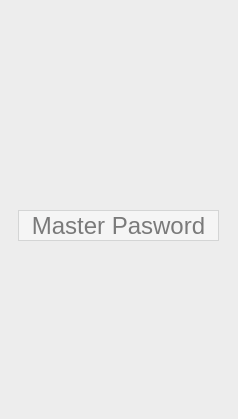
Above: forms/mainwindow.ui from jwdeitch/simplesafe before the change. Below: the same form after it.
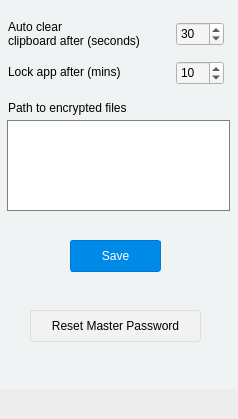
That is the form after the change. Icons and pictures are not drawn.

Diff of the .ui file:
```diff
--- a/forms/mainwindow.ui
+++ b/forms/mainwindow.ui
@@ -670,6 +670,7 @@
    <zorder>generatePasswordPanel</zorder>
    <zorder>generatePasswordPanel</zorder>
    <zorder>logoLabel</zorder>
+   <zorder>settingsFrame</zorder>
   </widget>
   <widget class="QFrame" name="settingsFrame">
    <property name="geometry">
@@ -696,7 +697,7 @@
     <property name="geometry">
      <rect>
       <x>176</x>
-      <y>60</y>
+      <y>22</y>
       <width>48</width>
       <height>24</height>
      </rect>
@@ -712,7 +713,7 @@
     <property name="geometry">
      <rect>
       <x>176</x>
-      <y>100</y>
+      <y>61</y>
       <width>48</width>
       <height>24</height>
      </rect>
@@ -727,8 +728,8 @@
    <widget class="QLabel" name="label_3">
     <property name="geometry">
      <rect>
-      <x>10</x>
-      <y>50</y>
+      <x>8</x>
+      <y>14</y>
       <width>161</width>
       <height>41</height>
      </rect>
@@ -743,8 +744,8 @@
    <widget class="QLabel" name="label_4">
     <property name="geometry">
      <rect>
-      <x>10</x>
-      <y>105</y>
+      <x>8</x>
+      <y>64</y>
       <width>131</width>
       <height>16</height>
      </rect>
@@ -759,10 +760,10 @@
    <widget class="QPlainTextEdit" name="encFilePath">
     <property name="geometry">
      <rect>
-      <x>10</x>
-      <y>180</y>
-      <width>221</width>
-      <height>121</height>
+      <x>7</x>
+      <y>120</y>
+      <width>223</width>
+      <height>91</height>
      </rect>
     </property>
     <property name="styleSheet">
@@ -775,8 +776,8 @@
    <widget class="QLabel" name="label_5">
     <property name="geometry">
      <rect>
-      <x>10</x>
-      <y>160</y>
+      <x>8</x>
+      <y>100</y>
       <width>151</width>
       <height>16</height>
      </rect>
@@ -792,7 +793,7 @@
     <property name="geometry">
      <rect>
       <x>70</x>
-      <y>330</y>
+      <y>240</y>
       <width>91</width>
       <height>32</height>
      </rect>
@@ -830,16 +831,52 @@
      <string>Save</string>
     </property>
    </widget>
+   <widget class="QPushButton" name="resetMasterPassBtn">
+    <property name="geometry">
+     <rect>
+      <x>30</x>
+      <y>310</y>
+      <width>171</width>
+      <height>32</height>
+     </rect>
+    </property>
+    <property name="styleSheet">
+     <string notr="true">QPushButton#resetMasterPassBtn {
+	border-radius: 3;
+	color: black;
+}
+
+QPushButton:enabled#resetMasterPassBtn {
+	background-color: #F2F2F2;
+	border: 1px solid #DEDEDE;
+}
+
+QPushButton:hover#resetMasterPassBtn
+{
+	background-color: #E9E9E9;
+	border: 1px solid #D8D9D9;
+}
+
+QPushButton:focus#resetMasterPassBtn
+{
+	background-color: #E9E9E9;
+	border: 1px solid #D8D9D9;
+}</string>
+    </property>
+    <property name="text">
+     <string>Reset Master Password</string>
+    </property>
+   </widget>
   </widget>
   <zorder>searchBackdrop</zorder>
   <zorder>searchField</zorder>
   <zorder>newAssetBtn</zorder>
   <zorder>listWidget</zorder>
-  <zorder>settingsFrame</zorder>
   <zorder>searchBackdrop_2</zorder>
   <zorder>generatePasswordPanel</zorder>
   <zorder>newAssetFrame</zorder>
   <zorder>lockFrame</zorder>
+  <zorder>settingsFrame</zorder>
  </widget>
  <layoutdefault spacing="6" margin="11"/>
  <tabstops>
```
